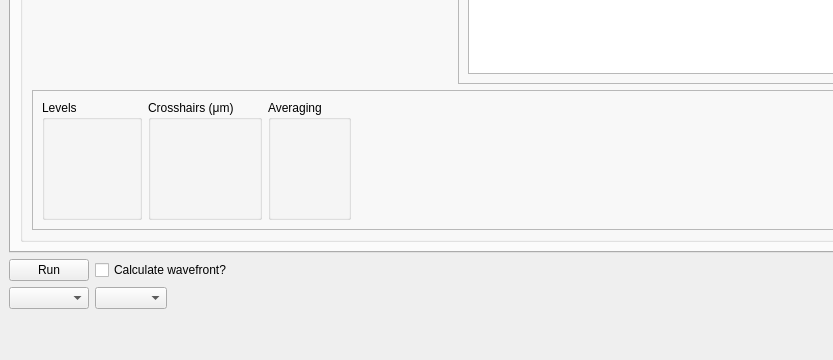
Above: PPM_centroid/PPM_screen.ui from mseaberg/slit_alignment before the change; both pictures show x 0 to 833 and y 533 to 893 of the 1092 by 893 pixel window. Below: the same form after it.
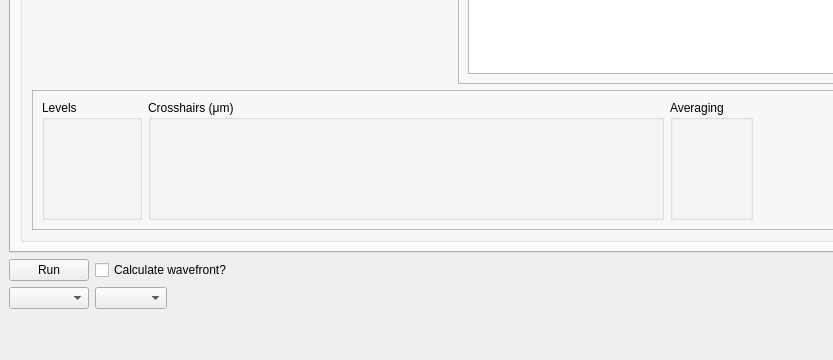
That is the form after the change. Custom widgets are drawn as their Qt base class.

Patch:
```diff
--- a/PPM_centroid/PPM_screen.ui
+++ b/PPM_centroid/PPM_screen.ui
@@ -114,7 +114,7 @@
                <widget class="QGroupBox" name="crosshairGroupBox">
                 <property name="minimumSize">
                  <size>
-                  <width>100</width>
+                  <width>516</width>
                   <height>120</height>
                  </size>
                 </property>
```
